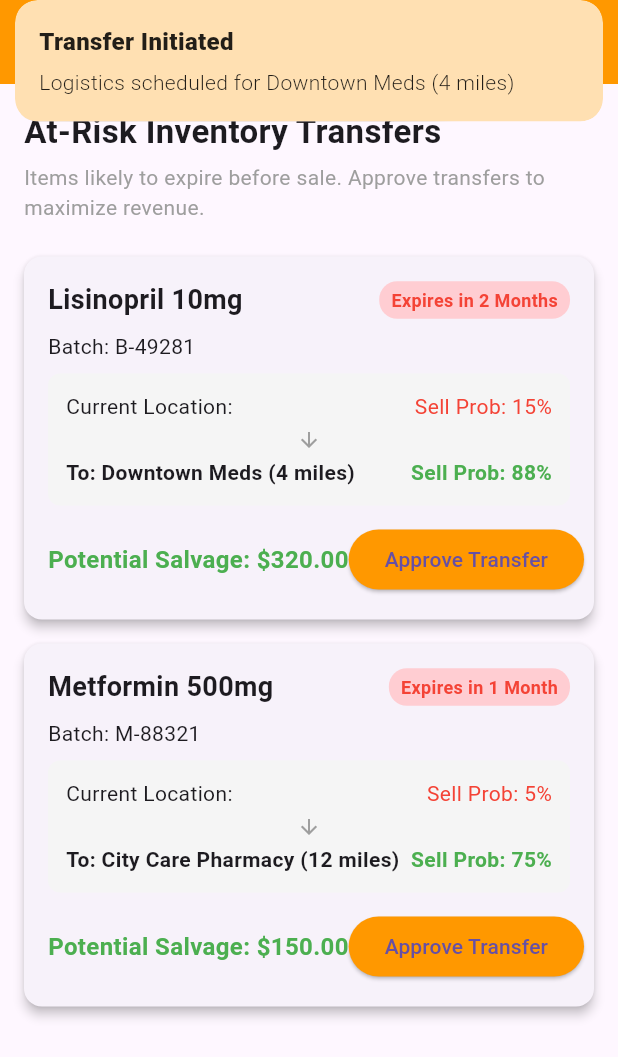
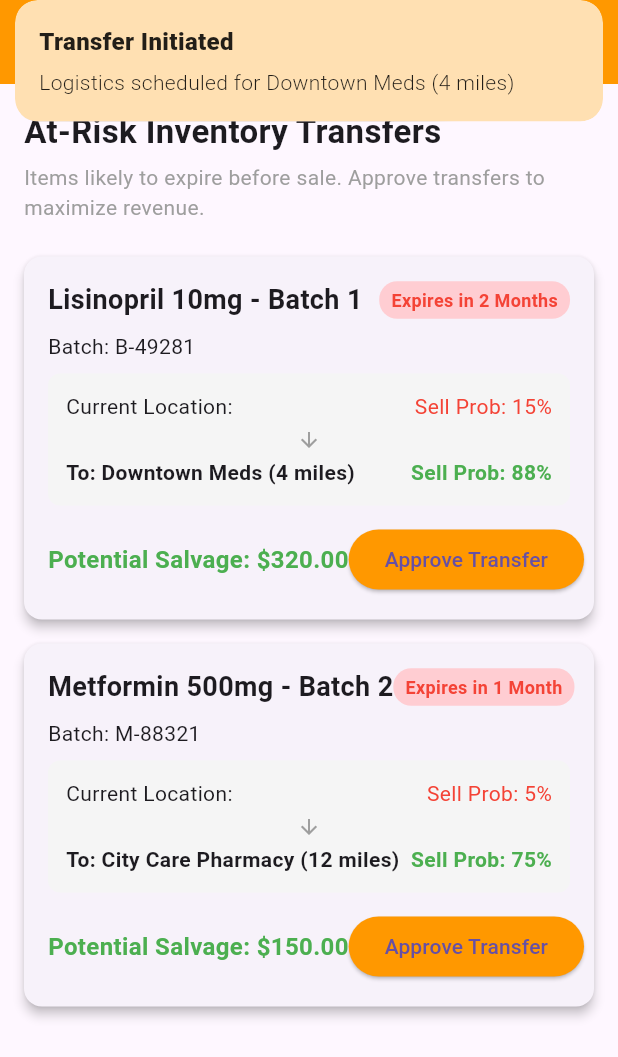
Before and after one commit to taliatechsol/my-enigma, a Flutter app: the SalvageDashboard screen opened by its route, after a tap on "Approve Transfer", on a phone screen of 412 x 824 dp. Shown: the top 1057 px of the screen. Run offline on Flutter 3.47's test engine with Material 3 defaults, Android fonts, the phone set to English and light mode, and no system bars; our stand-ins replace after_layout, cached_network_image, flutter_cache_manager, flutter_otp_text_field, flutter_spinkit, get and 5 more; accounts and stored records are empty; network calls fail.

```diff
--- a/lib/main.dart
+++ b/lib/main.dart
@@ -5,11 +5,13 @@ import 'package:pharmacy/services/router.service.dart';
 import 'package:pharmacy/views/index.dart';
 import 'package:pharmacy/services/user.service.dart';
 import 'package:pharmacy/services/cache.service.dart';
+import 'package:pharmacy/services/realtime.service.dart';
 
 void main() async {
   WidgetsFlutterBinding.ensureInitialized();
   await GetStorage.init();
   Get.put(CacheService());
+  Get.put(RealtimeService());
   Get.put(userService());
   runApp(const MyApp());
 }
--- a/lib/views/salvage_dashboard.dart
+++ b/lib/views/salvage_dashboard.dart
@@ -1,16 +1,42 @@
 import 'package:flutter/material.dart';
 import 'package:get/get.dart';
 
-class SalvageDashboard extends StatelessWidget {
+class SalvageDashboard extends StatefulWidget {
   const SalvageDashboard({Key? key}) : super(key: key);
 
   @override
-  Widget build(BuildContext context) {
-    // Mock Data for UI
-    final List<Map<String, dynamic>> atRiskInventory = [
+  _SalvageDashboardState createState() => _SalvageDashboardState();
+}
+
+class _SalvageDashboardState extends State<SalvageDashboard> {
+  final ScrollController _scrollController = ScrollController();
+  final List<Map<String, dynamic>> _atRiskInventory = [];
+  bool _isLoading = false;
+
+  @override
+  void initState() {
+    super.initState();
+    _loadMoreData(); // Initial load
+    _scrollController.addListener(() {
+      if (_scrollController.position.pixels == _scrollController.position.maxScrollExtent) {
+        _loadMoreData();
+      }
+    });
+  }
+
+  Future<void> _loadMoreData() async {
+    if (_isLoading) return;
+    setState(() => _isLoading = true);
+
+    // Mock network delay
+    await Future.delayed(const Duration(seconds: 1));
+
+    // Append mock data
+    setState(() {
+      _atRiskInventory.addAll([
         {
-        "name": "Lisinopril 10mg",
-        "batch": "B-49281",
+          "name": "Lisinopril 10mg - Batch ${_atRiskInventory.length + 1}",
+          "batch": "B-${49281 + _atRiskInventory.length}",
           "expiry": "2 Months",
           "currentProbability": "15%",
           "targetPharmacy": "Downtown Meds (4 miles)",
@@ -18,16 +44,27 @@ class SalvageDashboard extends StatelessWidget {
           "savedRevenue": "\$320.00"
         },
         {
-        "name": "Metformin 500mg",
-        "batch": "M-88321",
+          "name": "Metformin 500mg - Batch ${_atRiskInventory.length + 2}",
+          "batch": "M-${88321 + _atRiskInventory.length}",
           "expiry": "1 Month",
           "currentProbability": "5%",
           "targetPharmacy": "City Care Pharmacy (12 miles)",
           "targetProbability": "75%",
           "savedRevenue": "\$150.00"
         }
-    ];
+      ]);
+      _isLoading = false;
+    });
+  }
 
+  @override
+  void dispose() {
+    _scrollController.dispose();
+    super.dispose();
+  }
+
+  @override
+  Widget build(BuildContext context) {
     return Scaffold(
       appBar: AppBar(
         title: const Text('Dynamic Routing (Salvage)'),
@@ -50,9 +87,19 @@ class SalvageDashboard extends StatelessWidget {
             const SizedBox(height: 15),
             Expanded(
               child: ListView.builder(
-                itemCount: atRiskInventory.length,
+                controller: _scrollController,
+                itemCount: _atRiskInventory.length + (_isLoading ? 1 : 0),
                 itemBuilder: (context, index) {
-                  final item = atRiskInventory[index];
+                  if (index == _atRiskInventory.length) {
+                    return const Center(
+                      child: Padding(
+                        padding: EdgeInsets.all(8.0),
+                        child: CircularProgressIndicator(),
+                      ),
+                    );
+                  }
+
+                  final item = _atRiskInventory[index];
                   return Card(
                     elevation: 3,
                     margin: const EdgeInsets.symmetric(vertical: 8),
--- a/pubspec.yaml
+++ b/pubspec.yaml
@@ -42,6 +42,10 @@ dependencies:
   http: ^0.13.4
   flutter_otp_text_field: ^1.0.1
   get_storage: ^2.1.1
+  cached_network_image: ^3.3.1
+  flutter_cache_manager: ^3.3.1
+  shimmer: ^3.0.0
+  socket_io_client: ^3.1.6
 
 dev_dependencies:
   flutter_test:
```
Also changed, not shown: lib/services/cache_manager.dart (added, +11 -0 lines), lib/services/realtime.service.dart (added, +50 -0 lines), lib/views/procurement_dashboard.dart (+76 -9 lines), lib/widgets/optimized_product_image.dart (added, +38 -0 lines), pubspec.lock. Lines whose indentation alone changed are shown as unchanged.
